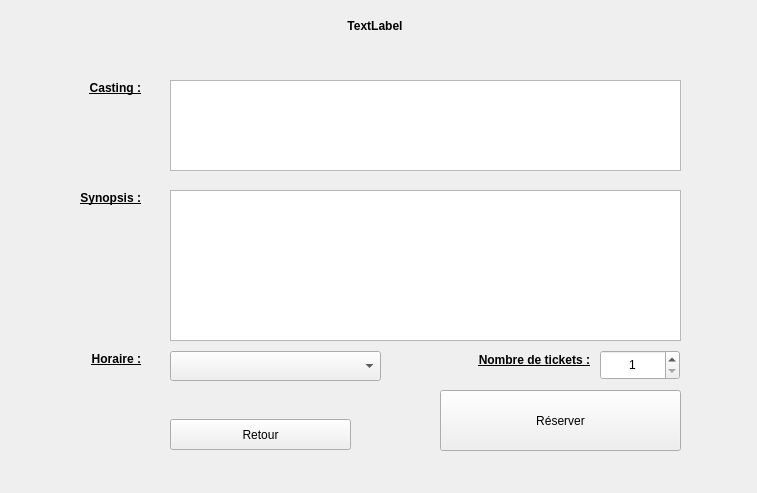
The window that ui/detailWidget.ui (KaneRoot/ihmsem6a) describes before a commit, drawn with Qt 5.
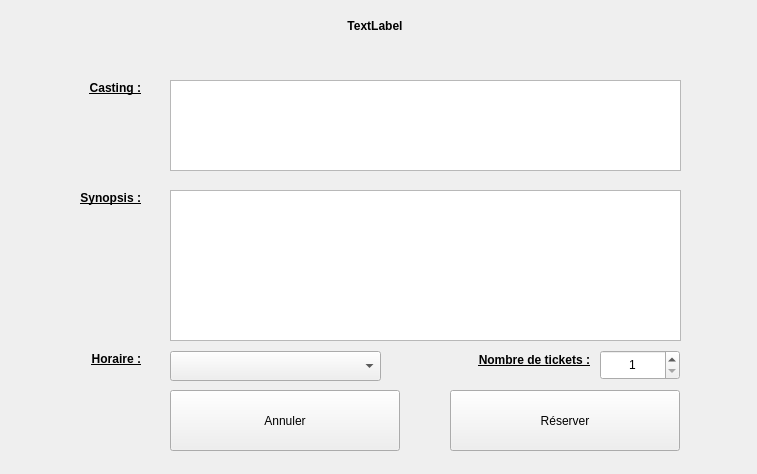
The same window after the commit.

The edit to the form file:
```diff
--- a/ui/detailWidget.ui
+++ b/ui/detailWidget.ui
@@ -7,7 +7,7 @@
     <x>0</x>
     <y>0</y>
     <width>757</width>
-    <height>493</height>
+    <height>474</height>
    </rect>
   </property>
   <property name="windowTitle">
@@ -17,13 +17,13 @@
    <property name="geometry">
     <rect>
      <x>170</x>
-     <y>419</y>
-     <width>181</width>
-     <height>31</height>
+     <y>390</y>
+     <width>230</width>
+     <height>61</height>
     </rect>
    </property>
    <property name="text">
-    <string>Retour</string>
+    <string>Annuler</string>
    </property>
   </widget>
   <widget class="QLabel" name="labelTitle">
@@ -116,9 +116,9 @@
   <widget class="QPushButton" name="btnReserver">
    <property name="geometry">
     <rect>
-     <x>440</x>
+     <x>450</x>
      <y>390</y>
-     <width>241</width>
+     <width>230</width>
      <height>61</height>
     </rect>
    </property>
```
